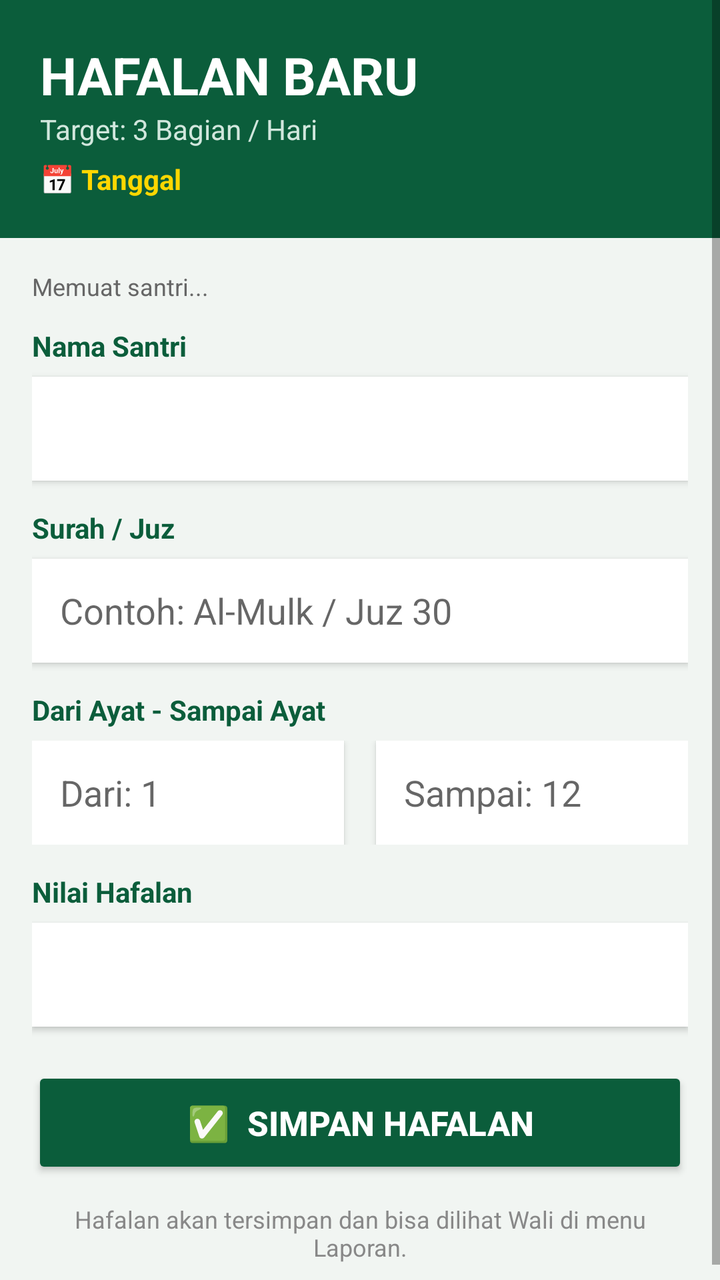
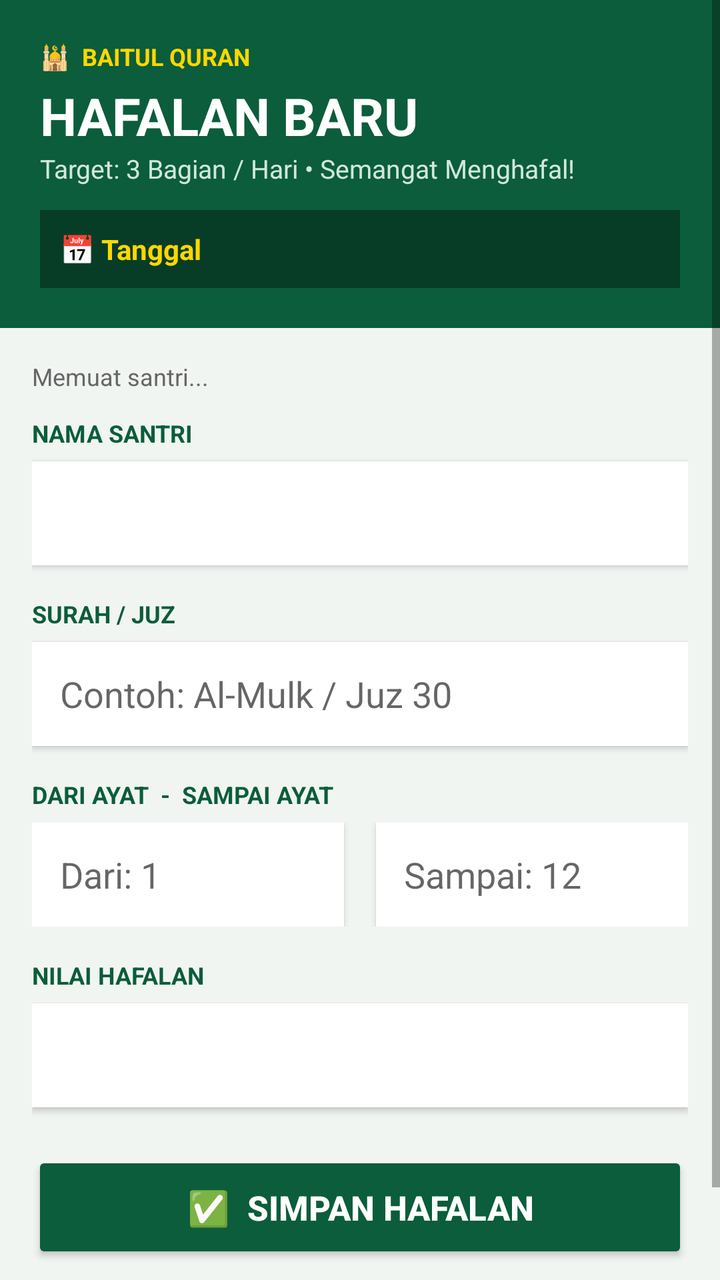

Compare the two renders of this Android layout. The source of the first and the diff that turns it into the second are given below.
<!-- AndroidManifest.xml: application theme Theme.AppCompat.Light.DarkActionBar -->
<!-- res/layout/activity_hafalan_baru.xml -->
<?xml version="1.0" encoding="utf-8"?>
<ScrollView xmlns:android="http://schemas.android.com/apk/res/android"
    android:layout_width="match_parent" android:layout_height="match_parent" android:background="#F1F5F2">
<LinearLayout android:orientation="vertical" android:layout_width="match_parent" android:layout_height="wrap_content">
    <LinearLayout android:orientation="vertical" android:padding="20dp" android:background="#0B5D3B" android:layout_width="match_parent" android:layout_height="wrap_content">
        <TextView android:text="HAFALAN BARU" android:textColor="#FFFFFF" android:textSize="26sp" android:textStyle="bold" android:layout_width="wrap_content" android:layout_height="wrap_content"/>
        <TextView android:text="Target: 3 Bagian / Hari" android:textColor="#D1E7DD" android:textSize="14sp" android:layout_width="wrap_content" android:layout_height="wrap_content"/>
        <TextView android:id="@+id/tvTanggal" android:text="📅 Tanggal" android:textColor="#FFD700" android:textStyle="bold" android:layout_marginTop="6dp" android:layout_width="wrap_content" android:layout_height="wrap_content"/>
    </LinearLayout>
    <LinearLayout android:orientation="vertical" android:padding="16dp" android:layout_width="match_parent" android:layout_height="wrap_content">
        <TextView android:id="@+id/tvInfo" android:text="Memuat santri..." android:textSize="12sp" android:textColor="#666666" android:layout_marginBottom="12dp" android:layout_width="wrap_content" android:layout_height="wrap_content"/>
        <TextView android:text="Nama Santri" android:textStyle="bold" android:textColor="#0B5D3B" android:layout_width="wrap_content" android:layout_height="wrap_content"/>
        <Spinner android:id="@+id/spSantri" android:background="#FFFFFF" android:padding="12dp" android:layout_marginTop="6dp" android:layout_marginBottom="14dp" android:elevation="2dp" android:layout_width="match_parent" android:layout_height="52dp"/>
        <TextView android:text="Surah / Juz" android:textStyle="bold" android:textColor="#0B5D3B" android:layout_width="wrap_content" android:layout_height="wrap_content"/>
        <EditText android:id="@+id/etSurah" android:hint="Contoh: Al-Mulk / Juz 30" android:background="#FFFFFF" android:padding="14dp" android:layout_marginTop="6dp" android:layout_marginBottom="14dp" android:elevation="2dp" android:layout_width="match_parent" android:layout_height="52dp"/>
        <TextView android:text="Dari Ayat - Sampai Ayat" android:textStyle="bold" android:textColor="#0B5D3B" android:layout_width="wrap_content" android:layout_height="wrap_content"/>
        <LinearLayout android:orientation="horizontal" android:layout_marginTop="6dp" android:layout_marginBottom="14dp" android:layout_width="match_parent" android:layout_height="wrap_content">
            <EditText android:id="@+id/etDari" android:hint="Dari: 1" android:inputType="number" android:background="#FFFFFF" android:padding="14dp" android:layout_weight="1" android:layout_marginRight="8dp" android:elevation="2dp" android:layout_width="0dp" android:layout_height="52dp"/>
            <EditText android:id="@+id/etSampai" android:hint="Sampai: 12" android:inputType="number" android:background="#FFFFFF" android:padding="14dp" android:layout_weight="1" android:layout_marginLeft="8dp" android:elevation="2dp" android:layout_width="0dp" android:layout_height="52dp"/>
        </LinearLayout>
        <TextView android:text="Nilai Hafalan" android:textStyle="bold" android:textColor="#0B5D3B" android:layout_width="wrap_content" android:layout_height="wrap_content"/>
        <Spinner android:id="@+id/spNilai" android:background="#FFFFFF" android:padding="12dp" android:layout_marginTop="6dp" android:layout_marginBottom="20dp" android:elevation="2dp" android:layout_width="match_parent" android:layout_height="52dp"/>
        <Button android:id="@+id/btnSimpan" android:text="✅  Simpan Hafalan" android:textColor="#FFFFFF" android:textStyle="bold" android:textSize="17sp" android:backgroundTint="#0B5D3B" android:layout_width="match_parent" android:layout_height="56dp"/>
        <TextView android:text="Hafalan akan tersimpan dan bisa dilihat Wali di menu Laporan." android:textSize="12sp" android:textColor="#888888" android:gravity="center" android:layout_marginTop="12dp" android:layout_width="match_parent" android:layout_height="wrap_content"/>
    </LinearLayout>
</LinearLayout>
</ScrollView>
<!-- resources referenced by this layout -->
<resources>

</resources>

<!-- the commit's change to res/layout/activity_hafalan_baru.xml (unified diff, before → after) -->
@@ -3,24 +3,25 @@
     android:layout_width="match_parent" android:layout_height="match_parent" android:background="#F1F5F2">
 <LinearLayout android:orientation="vertical" android:layout_width="match_parent" android:layout_height="wrap_content">
     <LinearLayout android:orientation="vertical" android:padding="20dp" android:background="#0B5D3B" android:layout_width="match_parent" android:layout_height="wrap_content">
-        <TextView android:text="HAFALAN BARU" android:textColor="#FFFFFF" android:textSize="26sp" android:textStyle="bold" android:layout_width="wrap_content" android:layout_height="wrap_content"/>
-        <TextView android:text="Target: 3 Bagian / Hari" android:textColor="#D1E7DD" android:textSize="14sp" android:layout_width="wrap_content" android:layout_height="wrap_content"/>
-        <TextView android:id="@+id/tvTanggal" android:text="📅 Tanggal" android:textColor="#FFD700" android:textStyle="bold" android:layout_marginTop="6dp" android:layout_width="wrap_content" android:layout_height="wrap_content"/>
+        <TextView android:text="🕌  BAITUL QURAN" android:textColor="#FFD700" android:textSize="12sp" android:textStyle="bold" android:layout_width="wrap_content" android:layout_height="wrap_content"/>
+        <TextView android:text="HAFALAN BARU" android:textColor="#FFFFFF" android:textSize="26sp" android:textStyle="bold" android:layout_marginTop="4dp" android:layout_width="wrap_content" android:layout_height="wrap_content"/>
+        <TextView android:text="Target: 3 Bagian / Hari • Semangat Menghafal!" android:textColor="#D1E7DD" android:textSize="13sp" android:layout_width="wrap_content" android:layout_height="wrap_content"/>
+        <TextView android:id="@+id/tvTanggal" android:text="📅 Tanggal" android:textColor="#FFD700" android:textStyle="bold" android:background="#073D27" android:padding="10dp" android:layout_marginTop="12dp" android:layout_width="match_parent" android:layout_height="wrap_content"/>
     </LinearLayout>
     <LinearLayout android:orientation="vertical" android:padding="16dp" android:layout_width="match_parent" android:layout_height="wrap_content">
         <TextView android:id="@+id/tvInfo" android:text="Memuat santri..." android:textSize="12sp" android:textColor="#666666" android:layout_marginBottom="12dp" android:layout_width="wrap_content" android:layout_height="wrap_content"/>
-        <TextView android:text="Nama Santri" android:textStyle="bold" android:textColor="#0B5D3B" android:layout_width="wrap_content" android:layout_height="wrap_content"/>
-        <Spinner android:id="@+id/spSantri" android:background="#FFFFFF" android:padding="12dp" android:layout_marginTop="6dp" android:layout_marginBottom="14dp" android:elevation="2dp" android:layout_width="match_parent" android:layout_height="52dp"/>
-        <TextView android:text="Surah / Juz" android:textStyle="bold" android:textColor="#0B5D3B" android:layout_width="wrap_content" android:layout_height="wrap_content"/>
-        <EditText android:id="@+id/etSurah" android:hint="Contoh: Al-Mulk / Juz 30" android:background="#FFFFFF" android:padding="14dp" android:layout_marginTop="6dp" android:layout_marginBottom="14dp" android:elevation="2dp" android:layout_width="match_parent" android:layout_height="52dp"/>
-        <TextView android:text="Dari Ayat - Sampai Ayat" android:textStyle="bold" android:textColor="#0B5D3B" android:layout_width="wrap_content" android:layout_height="wrap_content"/>
-        <LinearLayout android:orientation="horizontal" android:layout_marginTop="6dp" android:layout_marginBottom="14dp" android:layout_width="match_parent" android:layout_height="wrap_content">
+        <TextView android:text="NAMA SANTRI" android:textStyle="bold" android:textColor="#0B5D3B" android:textSize="12sp" android:layout_width="wrap_content" android:layout_height="wrap_content"/>
+        <Spinner android:id="@+id/spSantri" android:background="#FFFFFF" android:padding="12dp" android:layout_marginTop="6dp" android:layout_marginBottom="16dp" android:elevation="2dp" android:layout_width="match_parent" android:layout_height="52dp"/>
+        <TextView android:text="SURAH / JUZ" android:textStyle="bold" android:textColor="#0B5D3B" android:textSize="12sp" android:layout_width="wrap_content" android:layout_height="wrap_content"/>
+        <EditText android:id="@+id/etSurah" android:hint="Contoh: Al-Mulk / Juz 30" android:background="#FFFFFF" android:padding="14dp" android:layout_marginTop="6dp" android:layout_marginBottom="16dp" android:elevation="2dp" android:layout_width="match_parent" android:layout_height="52dp"/>
+        <TextView android:text="DARI AYAT  -  SAMPAI AYAT" android:textStyle="bold" android:textColor="#0B5D3B" android:textSize="12sp" android:layout_width="wrap_content" android:layout_height="wrap_content"/>
+        <LinearLayout android:orientation="horizontal" android:layout_marginTop="6dp" android:layout_marginBottom="16dp" android:layout_width="match_parent" android:layout_height="wrap_content">
             <EditText android:id="@+id/etDari" android:hint="Dari: 1" android:inputType="number" android:background="#FFFFFF" android:padding="14dp" android:layout_weight="1" android:layout_marginRight="8dp" android:elevation="2dp" android:layout_width="0dp" android:layout_height="52dp"/>
             <EditText android:id="@+id/etSampai" android:hint="Sampai: 12" android:inputType="number" android:background="#FFFFFF" android:padding="14dp" android:layout_weight="1" android:layout_marginLeft="8dp" android:elevation="2dp" android:layout_width="0dp" android:layout_height="52dp"/>
         </LinearLayout>
-        <TextView android:text="Nilai Hafalan" android:textStyle="bold" android:textColor="#0B5D3B" android:layout_width="wrap_content" android:layout_height="wrap_content"/>
-        <Spinner android:id="@+id/spNilai" android:background="#FFFFFF" android:padding="12dp" android:layout_marginTop="6dp" android:layout_marginBottom="20dp" android:elevation="2dp" android:layout_width="match_parent" android:layout_height="52dp"/>
-        <Button android:id="@+id/btnSimpan" android:text="✅  Simpan Hafalan" android:textColor="#FFFFFF" android:textStyle="bold" android:textSize="17sp" android:backgroundTint="#0B5D3B" android:layout_width="match_parent" android:layout_height="56dp"/>
+        <TextView android:text="NILAI HAFALAN" android:textStyle="bold" android:textColor="#0B5D3B" android:textSize="12sp" android:layout_width="wrap_content" android:layout_height="wrap_content"/>
+        <Spinner android:id="@+id/spNilai" android:background="#FFFFFF" android:padding="12dp" android:layout_marginTop="6dp" android:layout_marginBottom="22dp" android:elevation="2dp" android:layout_width="match_parent" android:layout_height="52dp"/>
+        <Button android:id="@+id/btnSimpan" android:text="✅  SIMPAN HAFALAN" android:textColor="#FFFFFF" android:textStyle="bold" android:textSize="17sp" android:backgroundTint="#0B5D3B" android:layout_width="match_parent" android:layout_height="56dp"/>
         <TextView android:text="Hafalan akan tersimpan dan bisa dilihat Wali di menu Laporan." android:textSize="12sp" android:textColor="#888888" android:gravity="center" android:layout_marginTop="12dp" android:layout_width="match_parent" android:layout_height="wrap_content"/>
     </LinearLayout>
 </LinearLayout>
